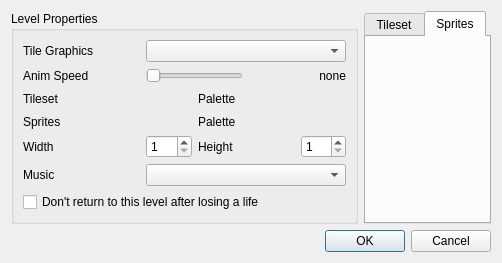
Qt form src/propertieswindow.ui (devinacker/kale) before a commit.
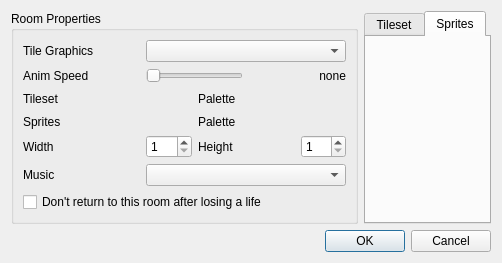
The same form after that commit. Icons and pictures are not drawn.

Commit message:
wording changes "level"/"world"/"room"/etc
might be a bit weird now since "level" is still used all over the place
internally but w/e

The edit to the form file:
```diff
--- a/src/propertieswindow.ui
+++ b/src/propertieswindow.ui
@@ -39,7 +39,7 @@
       </sizepolicy>
      </property>
      <property name="title">
-      <string>Level Properties</string>
+      <string>Room Properties</string>
      </property>
      <property name="alignment">
       <set>Qt::AlignLeading|Qt::AlignLeft|Qt::AlignTop</set>
@@ -311,7 +311,7 @@
       <item row="6" column="0" colspan="6">
        <widget class="QCheckBox" name="checkBox_NoReturn">
         <property name="text">
-         <string>Don't return to this level after losing a life</string>
+         <string>Don't return to this room after losing a life</string>
         </property>
        </widget>
       </item>
```
Left out of the diff: 2 changed lines with no effect on the pictures. The commit also changes 7 other files.
